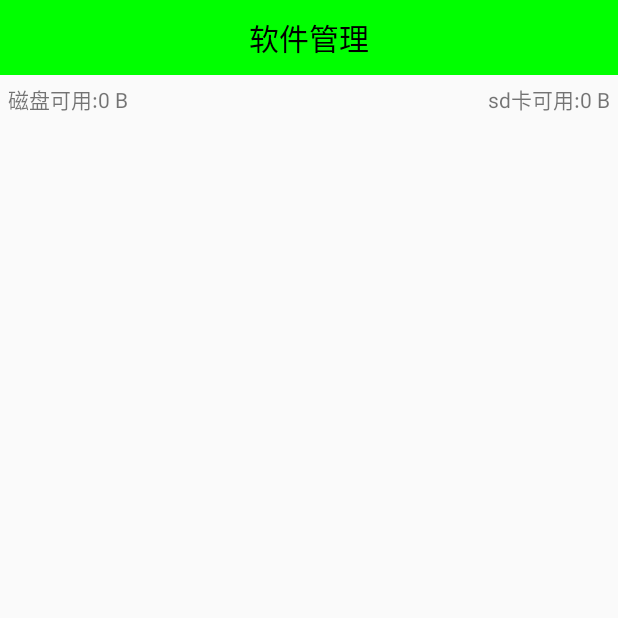
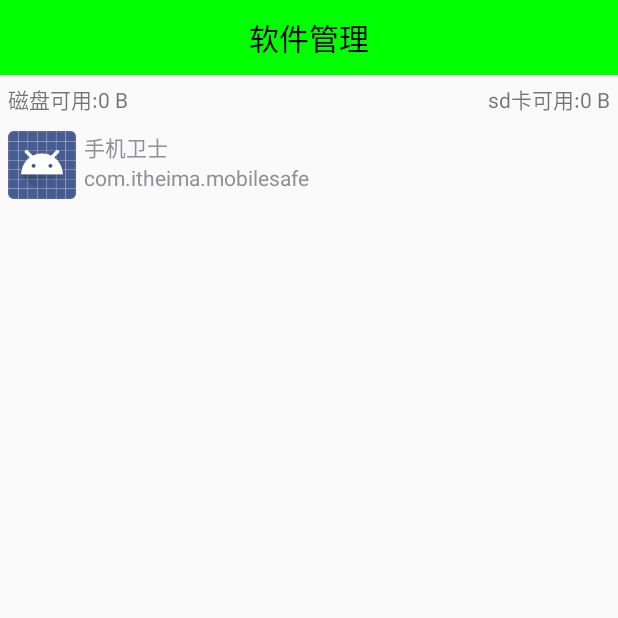
Before and after one commit to lb2281075105/mobilesafe, an Android app: the AppManagerActivity screen opened directly, with no data from a screen before it, on a phone screen of 412 x 824 dp, the top half of it. Run offline under Robolectric (Android 15) with nearby library versions, the phone set to English and light mode, and no system bars.

Commit message:
软件管理

```diff
--- a/app/src/main/java/com/itheima/mobilesafe/activity/AppManagerActivity.java
+++ b/app/src/main/java/com/itheima/mobilesafe/activity/AppManagerActivity.java
@@ -2,28 +2,62 @@ package com.itheima.mobilesafe.activity;
 
 import android.os.Bundle;
 import android.os.Environment;
+import android.os.Handler;
+import android.os.Message;
 import android.os.StatFs;
 import android.text.format.Formatter;
 import android.view.View;
+import android.view.ViewGroup;
+import android.widget.BaseAdapter;
+import android.widget.ImageView;
 import android.widget.ListView;
 import android.widget.TextView;
 
+import androidx.annotation.NonNull;
 import androidx.annotation.Nullable;
 import androidx.appcompat.app.AppCompatActivity;
 
 import com.itheima.mobilesafe.R;
+import com.itheima.mobilesafe.db.domain.AppInfo;
+import com.itheima.mobilesafe.engine.AppInfoProvider;
+
+import java.util.List;
 
 public class AppManagerActivity extends AppCompatActivity {
 
     private TextView tv_left;
     private TextView tv_right;
     private ListView listView;
+    private List<AppInfo> appInfoList;
+    private MyAdapter myAdapter;
+
+    private Handler mHandler = new Handler(){
+        @Override
+        public void handleMessage(@NonNull Message msg) {
+            myAdapter = new MyAdapter();
+            listView.setAdapter(myAdapter);
+        }
+    };
 
     @Override
     protected void onCreate(@Nullable Bundle savedInstanceState) {
         super.onCreate(savedInstanceState);
         setContentView(R.layout.activity_appmanager);
         initUI();
+
+        initData();
+    }
+
+    private void initData() {
+        new Thread(){
+            @Override
+            public void run() {
+                appInfoList = AppInfoProvider.getAppInfoList(getApplicationContext());
+
+                mHandler.sendEmptyMessage(0);
+
+            }
+        }.start();
     }
 
     private void initUI() {
@@ -44,6 +78,50 @@ public class AppManagerActivity extends AppCompatActivity {
         tv_right.setText("sd卡可用:"+sdMemoryAvailSpace);
     }
 
+    private class MyAdapter extends BaseAdapter{
+        @Override
+        public int getCount() {
+            return appInfoList.size();
+        }
+
+        @Override
+        public AppInfo getItem(int i) {
+            return appInfoList.get(i);
+        }
+
+        @Override
+        public long getItemId(int i) {
+            return i;
+        }
+
+        @Override
+        public View getView(int i, View view, ViewGroup viewGroup) {
+
+            ViewHolder viewHolder = null;
+            if (view == null){
+                view = View.inflate(getApplicationContext(), R.layout.activity_appmanager_item,null);
+                viewHolder = new ViewHolder();
+                viewHolder.tv_top = view.findViewById(R.id.tv_top);
+                viewHolder.tv_bottom = view.findViewById(R.id.tv_bottom);
+                viewHolder.iv_icon = view.findViewById(R.id.iv_icon);
+                view.setTag(viewHolder);
+            }else {
+                viewHolder = (ViewHolder) view.getTag();
+            }
+            AppInfo appInfo = appInfoList.get(i);
+            viewHolder.tv_top.setText(appInfo.name);
+            viewHolder.tv_bottom.setText(appInfo.packageName);
+            viewHolder.iv_icon.setImageDrawable(appInfo.icon);
+
+            return view;
+        }
+    }
+    // 静态的 不会创建多个对象
+    static class ViewHolder {
+        TextView tv_top;
+        TextView tv_bottom;
+        ImageView iv_icon;
+    }
     //int代表多少个G
     /**
      * 返回值结果单位为byte = 8bit,最大结果为2147483647 bytes
--- /dev/null
+++ b/app/src/main/java/com/itheima/mobilesafe/engine/AppInfoProvider.java
@@ -0,0 +1,55 @@
+package com.itheima.mobilesafe.engine;
+
+import android.content.Context;
+import android.content.pm.ApplicationInfo;
+import android.content.pm.PackageInfo;
+import android.content.pm.PackageManager;
+
+import com.itheima.mobilesafe.db.domain.AppInfo;
+
+import java.util.ArrayList;
+import java.util.List;
+
+public class AppInfoProvider {
+    /**
+     * 返回当前手机所有的应用的相关信息(名称,包名,图标,(手机内存,sd卡),(系统,用户));
+     * @param ctx	获取包管理者的上下文环境
+     * @return	包含手机安装应用相关信息的集合
+     */
+    public static List<AppInfo> getAppInfoList(Context ctx){
+        //1,包的管理者对象
+        PackageManager pm = ctx.getPackageManager();
+        //2,获取安装在手机上应用相关信息的集合
+        List<PackageInfo> packageInfoList = pm.getInstalledPackages(0);
+        List<AppInfo> appInfoList = new ArrayList<AppInfo>();
+        //3,循环遍历应用信息的集合
+        for (PackageInfo packageInfo : packageInfoList) {
+            AppInfo appInfo = new AppInfo();
+            //4,获取应用的包名
+            appInfo.packageName = packageInfo.packageName;
+            //5,应用名称
+            ApplicationInfo applicationInfo = packageInfo.applicationInfo;
+            appInfo.name = applicationInfo.loadLabel(pm).toString();
+            //6,获取图标
+            appInfo.icon = applicationInfo.loadIcon(pm);
+            //7,判断是否为系统应用(每一个手机上的应用对应的flag都不一致)
+            if((applicationInfo.flags & ApplicationInfo.FLAG_SYSTEM)==ApplicationInfo.FLAG_SYSTEM){
+                //系统应用
+                appInfo.isSystem = true;
+            }else{
+                //非系统应用
+                appInfo.isSystem = false;
+            }
+            //8,是否为sd卡中安装应用
+            if((applicationInfo.flags & ApplicationInfo.FLAG_EXTERNAL_STORAGE)==ApplicationInfo.FLAG_EXTERNAL_STORAGE){
+                //系统应用
+                appInfo.isSdCard = true;
+            }else{
+                //非系统应用
+                appInfo.isSdCard = false;
+            }
+            appInfoList.add(appInfo);
+        }
+        return appInfoList;
+    }
+}
--- /dev/null
+++ b/app/src/main/res/layout/activity_appmanager_item.xml
@@ -0,0 +1,27 @@
+<?xml version="1.0" encoding="utf-8"?>
+<RelativeLayout xmlns:android="http://schemas.android.com/apk/res/android"
+    android:layout_width="match_parent" android:layout_height="match_parent"
+    android:padding="5dp">
+
+    <ImageView
+        android:id="@+id/iv_icon"
+        android:background="@drawable/main_clean_icon"
+        android:layout_width="45dp"
+        android:layout_height="45dp"/>
+    <TextView
+        android:text="标题"
+        android:layout_alignTop="@id/iv_icon"
+        android:layout_marginLeft="5dp"
+        android:layout_toRightOf="@id/iv_icon"
+        android:id="@+id/tv_top"
+        android:layout_width="wrap_content"
+        android:layout_height="wrap_content"/>
+    <TextView
+        android:layout_marginLeft="5dp"
+        android:layout_below="@id/tv_top"
+        android:layout_toRightOf="@id/iv_icon"
+        android:id="@+id/tv_bottom"
+        android:text="包名字"
+        android:layout_width="wrap_content"
+        android:layout_height="wrap_content"/>
+</RelativeLayout>
```
Also changed, not shown: app/src/main/java/com/itheima/mobilesafe/db/domain/AppInfo.java (added, +43 -0 lines).
